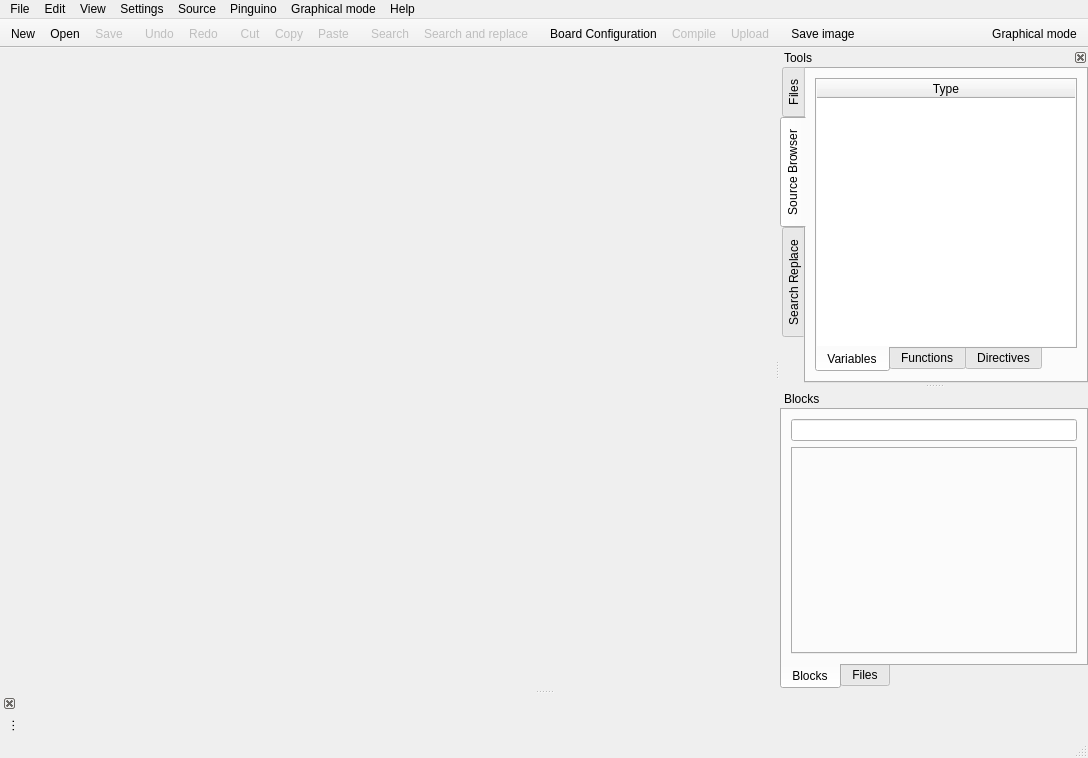
Qt form qtgui/frames/main.ui (PinguinoIDE/pinguino-ide) before a commit.
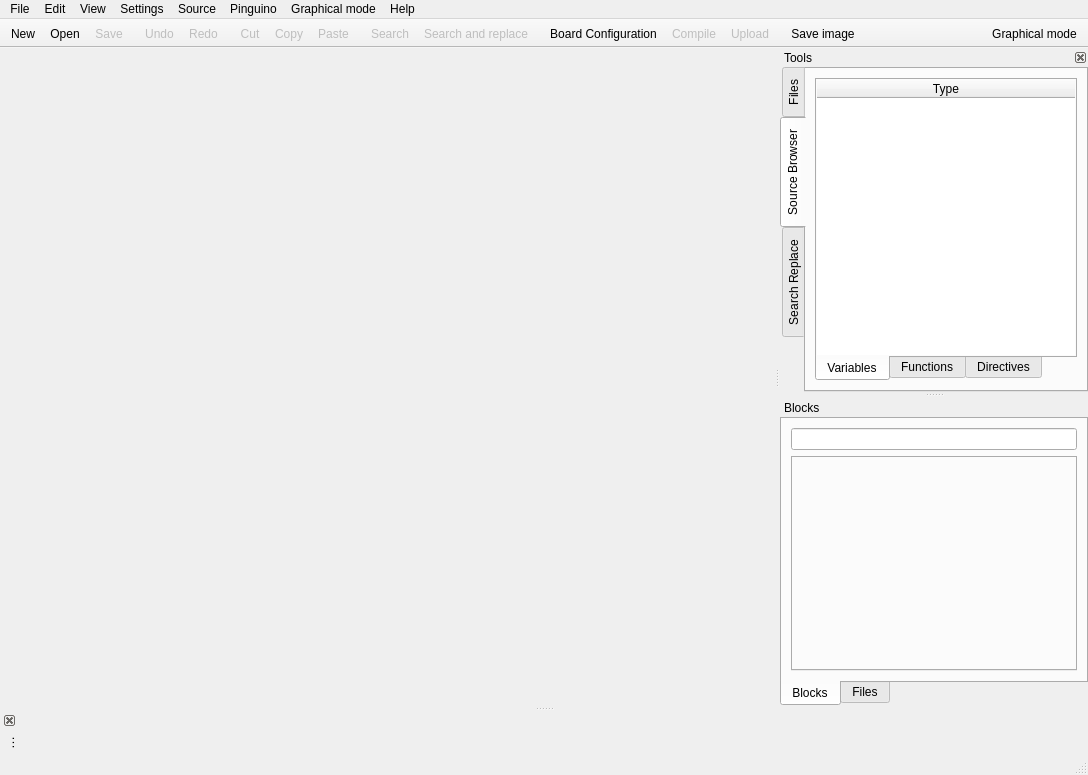
The same form after that commit. Icons and pictures are not drawn.

```diff
--- a/qtgui/frames/main.ui
+++ b/qtgui/frames/main.ui
@@ -7,7 +7,7 @@
     <x>0</x>
     <y>0</y>
     <width>1088</width>
-    <height>758</height>
+    <height>775</height>
    </rect>
   </property>
   <property name="windowTitle">
```
Left out of the diff: 11 changed lines with no effect on the pictures.
